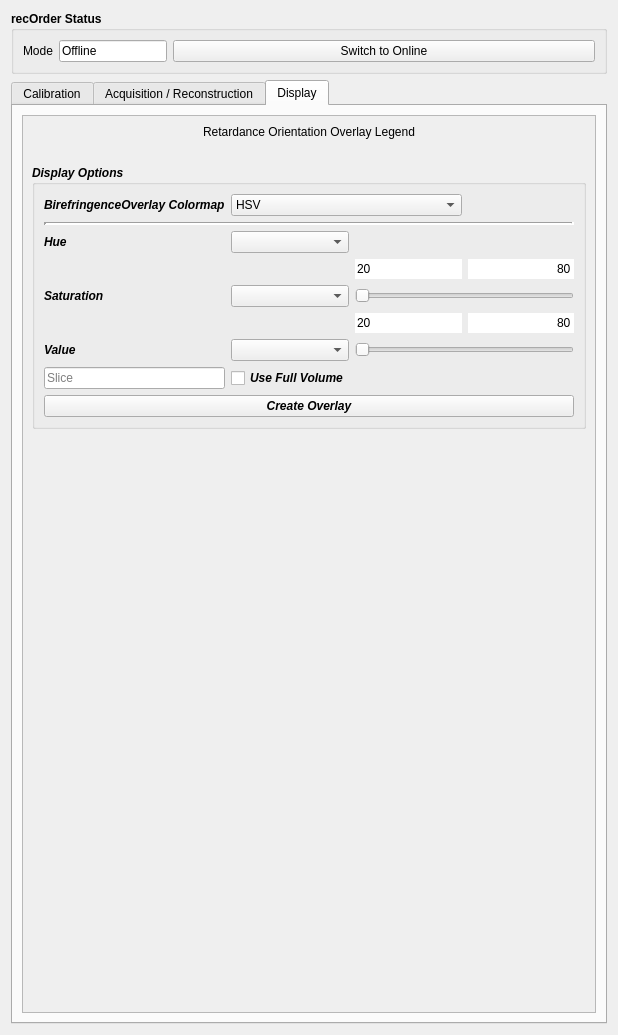
First picture: the form in recOrder/plugin/qtdesigner/recOrder_calibration_v5.ui, repository mehta-lab/waveorder, before the edit.
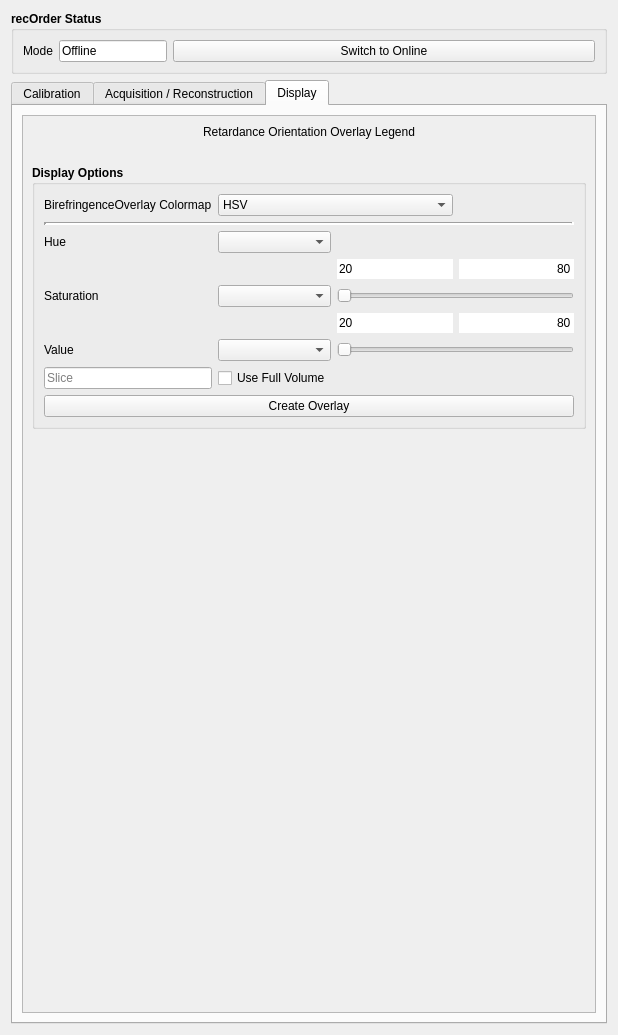
Second picture: the form after the edit. The open tabs and pages were chosen to show the change. Custom widgets are drawn as their Qt base class.

Commit message: change name of top form permentantly

Patch:
```diff
--- a/recOrder/plugin/qtdesigner/recOrder_calibration_v5.ui
+++ b/recOrder/plugin/qtdesigner/recOrder_calibration_v5.ui
@@ -2463,7 +2463,7 @@
              <property name="font">
               <font>
                <weight>75</weight>
-               <italic>true</italic>
+               <italic>false</italic>
                <bold>true</bold>
               </font>
              </property>
@@ -2493,6 +2493,12 @@
               </item>
               <item row="15" column="0" colspan="4">
                <widget class="QPushButton" name="qbutton_create_overlay">
+                <property name="font">
+                 <font>
+                  <weight>50</weight>
+                  <bold>false</bold>
+                 </font>
+                </property>
                 <property name="text">
                  <string>Create Overlay</string>
                 </property>
@@ -2520,6 +2526,12 @@
               </item>
               <item row="9" column="2" colspan="2">
                <widget class="QSlider" name="slider_saturation">
+                <property name="font">
+                 <font>
+                  <weight>50</weight>
+                  <bold>false</bold>
+                 </font>
+                </property>
                 <property name="orientation">
                  <enum>Qt::Horizontal</enum>
                 </property>
@@ -2551,6 +2563,12 @@
               </item>
               <item row="11" column="1">
                <widget class="QComboBox" name="cb_value">
+                <property name="font">
+                 <font>
+                  <weight>50</weight>
+                  <bold>false</bold>
+                 </font>
+                </property>
                 <property name="focusPolicy">
                  <enum>Qt::StrongFocus</enum>
                 </property>
@@ -2558,6 +2576,12 @@
               </item>
               <item row="7" column="1">
                <widget class="QComboBox" name="cb_hue">
+                <property name="font">
+                 <font>
+                  <weight>50</weight>
+                  <bold>false</bold>
+                 </font>
+                </property>
                 <property name="focusPolicy">
                  <enum>Qt::StrongFocus</enum>
                 </property>
@@ -2565,6 +2589,12 @@
               </item>
               <item row="11" column="0">
                <widget class="QLabel" name="label_value">
+                <property name="font">
+                 <font>
+                  <weight>50</weight>
+                  <bold>false</bold>
+                 </font>
+                </property>
                 <property name="text">
                  <string>Value</string>
                 </property>
@@ -2572,6 +2602,12 @@
               </item>
               <item row="9" column="1">
                <widget class="QComboBox" name="cb_saturation">
+                <property name="font">
+                 <font>
+                  <weight>50</weight>
+                  <bold>false</bold>
+                 </font>
+                </property>
                 <property name="focusPolicy">
                  <enum>Qt::StrongFocus</enum>
                 </property>
@@ -2579,6 +2615,12 @@
               </item>
               <item row="14" column="1">
                <widget class="QCheckBox" name="chb_display_volume">
+                <property name="font">
+                 <font>
+                  <weight>50</weight>
+                  <bold>false</bold>
+                 </font>
+                </property>
                 <property name="text">
                  <string>Use Full Volume</string>
                 </property>
@@ -2592,6 +2634,12 @@
                   <verstretch>0</verstretch>
                  </sizepolicy>
                 </property>
+                <property name="font">
+                 <font>
+                  <weight>50</weight>
+                  <bold>false</bold>
+                 </font>
+                </property>
                 <property name="orientation">
                  <enum>Qt::Horizontal</enum>
                 </property>
@@ -2609,6 +2657,12 @@
               </item>
               <item row="3" column="0">
                <widget class="QLabel" name="label_colormap">
+                <property name="font">
+                 <font>
+                  <weight>50</weight>
+                  <bold>false</bold>
+                 </font>
+                </property>
                 <property name="text">
                  <string>BirefringenceOverlay Colormap</string>
                 </property>
@@ -2616,6 +2670,12 @@
               </item>
               <item row="7" column="0">
                <widget class="QLabel" name="label_hue">
+                <property name="font">
+                 <font>
+                  <weight>50</weight>
+                  <bold>false</bold>
+                 </font>
+                </property>
                 <property name="text">
                  <string>Hue</string>
                 </property>
@@ -2623,6 +2683,12 @@
               </item>
               <item row="9" column="0">
                <widget class="QLabel" name="label_saturation">
+                <property name="font">
+                 <font>
+                  <weight>50</weight>
+                  <bold>false</bold>
+                 </font>
+                </property>
                 <property name="text">
                  <string>Saturation</string>
                 </property>
```
Left out of the diff: 8 changed lines with no effect on the pictures. The commit also changes 6 other files.
